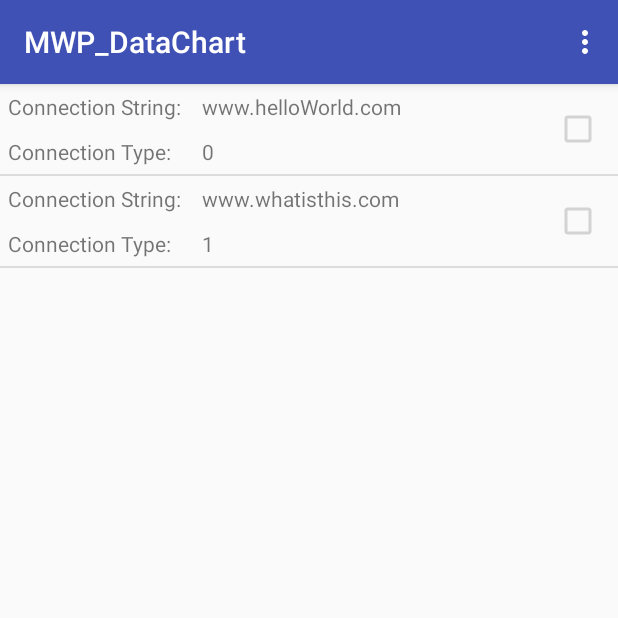
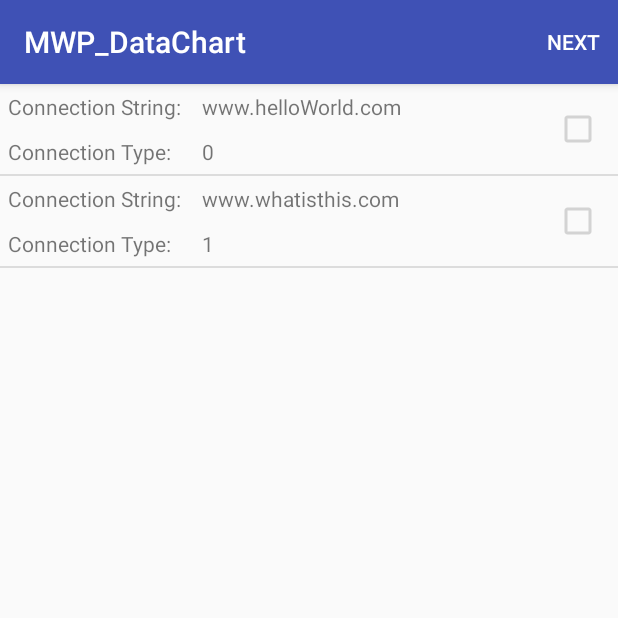
Before and after one commit to matt-w-pierce/MP_DataChart, an Android app: the screen it shows after launch (DataSelectActivity), on a phone screen of 412 x 824 dp, the top half of it. Run offline under Robolectric (Android 15) with nearby library versions, the phone set to English and light mode, and no system bars; libraries missing offline, so code that uses them is left out: com.github.mikephil.charting.

```diff
--- a/app/build.gradle
+++ b/app/build.gradle
@@ -2,6 +2,7 @@ apply plugin: 'com.android.application'
 
 android {
     compileSdkVersion 25
+    buildToolsVersion '26.0.2'
     defaultConfig {
         applicationId "com.mattpierce.mwp_datachart"
         minSdkVersion 21
--- a/app/src/main/java/com/mattpierce/mwp_datachart/activities/DataSelectActivity.java
+++ b/app/src/main/java/com/mattpierce/mwp_datachart/activities/DataSelectActivity.java
@@ -18,8 +18,6 @@ import android.widget.TextView;
 import com.mattpierce.mwp_datachart.R;
 import com.mattpierce.mwp_datachart.objects.DatasetConnection;
 import com.mattpierce.mwp_datachart.objects.DatasetMapping;
-
-import org.w3c.dom.Text;
 
 import java.io.Serializable;
 import java.util.ArrayList;
--- a/app/src/main/java/com/mattpierce/mwp_datachart/data/JSONLoader.java
+++ b/app/src/main/java/com/mattpierce/mwp_datachart/data/JSONLoader.java
@@ -2,6 +2,7 @@ package com.mattpierce.mwp_datachart.data;
 
 import java.io.IOException;
 import java.io.InputStream;
+import java.io.Serializable;
 import java.net.MalformedURLException;
 import java.net.URL;
 import java.net.URLConnection;
@@ -11,7 +12,7 @@ import java.util.Scanner;
  * Created by mattpierce on 8/23/17.
  */
 
-public class JSONLoader {
+public class JSONLoader implements Serializable {
     static String response = null;
     public final static int GET = 1;
     public final static int POST = 2;
--- a/app/src/main/java/com/mattpierce/mwp_datachart/objects/DatasetConnection.java
+++ b/app/src/main/java/com/mattpierce/mwp_datachart/objects/DatasetConnection.java
@@ -9,13 +9,14 @@ import org.json.JSONArray;
 import org.json.JSONException;
 import org.json.JSONObject;
 
+import java.io.Serializable;
 import java.util.ArrayList;
 
 /**
  * Created by mattpierce on 8/23/17.
  */
 
-public class DatasetConnection {
+public class DatasetConnection implements Serializable {
 
     public static final int RAW_JSON_CONNECTION = 0;
     public static final int API_JSON_CONNECTION = 1;
--- a/app/src/main/java/com/mattpierce/mwp_datachart/objects/DatasetMapping.java
+++ b/app/src/main/java/com/mattpierce/mwp_datachart/objects/DatasetMapping.java
@@ -1,10 +1,12 @@
 package com.mattpierce.mwp_datachart.objects;
+
+import java.io.Serializable;
 
 /**
  * Created by mattpierce on 8/23/17.
  */
 
-public class DatasetMapping {
+public class DatasetMapping implements Serializable {
 
     private String fieldForX;
     private String fieldForY;
--- a/app/src/main/res/menu/data_select_activity.xml
+++ b/app/src/main/res/menu/data_select_activity.xml
@@ -1,8 +1,10 @@
 <?xml version="1.0" encoding="utf-8"?>
-<menu xmlns:android="http://schemas.android.com/apk/res/android">
+<menu xmlns:app="http://schemas.android.com/apk/res-auto"
+    xmlns:android="http://schemas.android.com/apk/res/android" >
 
     <item
         android:id="@+id/menu_next"
-        android:title="@string/menu_next" />
+        android:title="@string/menu_next"
+        app:showAsAction="ifRoom" />
 
 </menu>
--- a/build.gradle
+++ b/build.gradle
@@ -3,6 +3,7 @@
 buildscript {
     repositories {
         jcenter()
+        google()
     }
     dependencies {
         classpath 'com.android.tools.build:gradle:3.0.1'
@@ -16,6 +17,7 @@ allprojects {
     repositories {
         maven { url "https://jitpack.io"}
         jcenter()
+        google()
     }
 }
 
```
Also changed, not shown: app/src/main/java/com/mattpierce/mwp_datachart/activities/GraphActivity.java (+15 -0 lines), gradle/wrapper/gradle-wrapper.properties.
